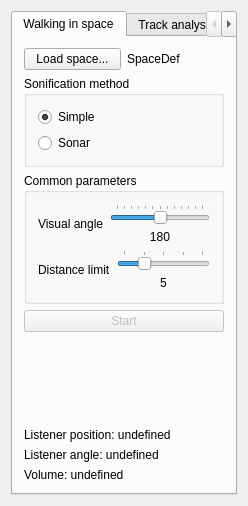
Qt form mainwindow.ui (navigatore/imaginote) before a commit.
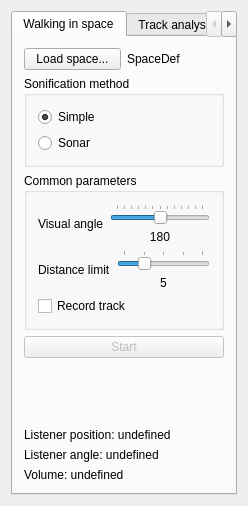
The same form after that commit. Custom widgets are drawn as their Qt base class.

Diff of the .ui file:
```diff
--- a/mainwindow.ui
+++ b/mainwindow.ui
@@ -217,6 +217,13 @@
              </item>
             </layout>
            </item>
+           <item>
+            <widget class="QCheckBox" name="recordTrackCheckBox">
+             <property name="text">
+              <string>Record track</string>
+             </property>
+            </widget>
+           </item>
           </layout>
          </widget>
         </item>
```
